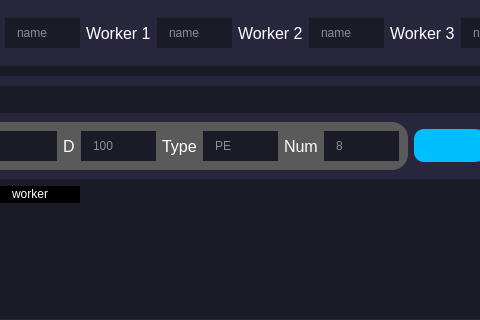
This is interface.ui in KofanovE/GuiLukplast as Qt 5 draws it before an edit; both pictures show x 347 to 827 and y 0 to 320 of the 1330 by 688 pixel window. The edited form follows.
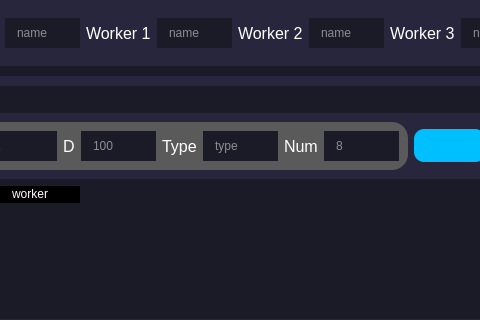
This is the edited form. Icons and pictures are not drawn. Custom widgets are drawn as their Qt base class.

```diff
--- a/interface.ui
+++ b/interface.ui
@@ -806,7 +806,7 @@
                              </size>
                             </property>
                             <property name="placeholderText">
-                             <string>PE</string>
+                             <string>type</string>
                             </property>
                            </widget>
                           </item>
```
Left out of the diff: 6 changed lines with no effect on the pictures.
